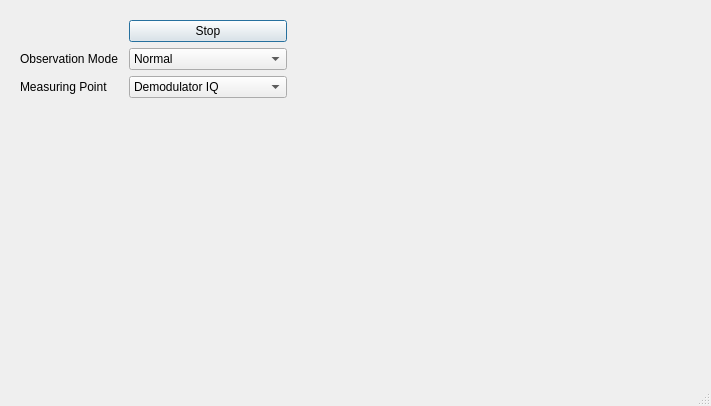
Qt form iqplot.ui (stahir/updatedvb) before a commit.
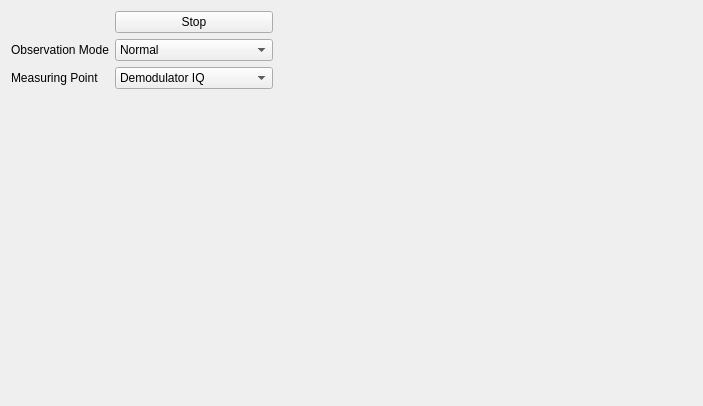
The same form after that commit. Custom widgets are drawn as their Qt base class.

Diff of the .ui file:
```diff
--- a/iqplot.ui
+++ b/iqplot.ui
@@ -1,52 +1,83 @@
 <?xml version="1.0" encoding="UTF-8"?>
 <ui version="4.0">
- <class>IQplot</class>
- <widget class="QDialog" name="IQplot">
+ <class>iqplot</class>
+ <widget class="QWidget" name="iqplot">
   <property name="geometry">
    <rect>
     <x>0</x>
     <y>0</y>
-    <width>711</width>
+    <width>703</width>
     <height>404</height>
    </rect>
   </property>
   <property name="windowTitle">
    <string>Dialog</string>
   </property>
-  <property name="sizeGripEnabled">
-   <bool>true</bool>
-  </property>
-  <layout class="QGridLayout" name="gridLayout_2">
+  <layout class="QGridLayout" name="gridLayout_3">
    <item row="0" column="0">
-    <layout class="QHBoxLayout" name="horizontalLayout">
-     <item>
-      <widget class="QWidget" name="gridWidget" native="true">
-       <property name="sizePolicy">
-        <sizepolicy hsizetype="Fixed" vsizetype="Preferred">
-         <horstretch>0</horstretch>
-         <verstretch>0</verstretch>
-        </sizepolicy>
-       </property>
-       <property name="minimumSize">
-        <size>
-         <width>285</width>
-         <height>0</height>
-        </size>
-       </property>
-       <property name="maximumSize">
-        <size>
-         <width>285</width>
-         <height>16777215</height>
-        </size>
-       </property>
        <layout class="QGridLayout" name="gridLayout">
         <item row="0" column="1">
+      <widget class="QwtPlot" name="qwtPlot">
+       <property name="sizePolicy">
+        <sizepolicy hsizetype="Expanding" vsizetype="Expanding">
+         <horstretch>0</horstretch>
+         <verstretch>0</verstretch>
+        </sizepolicy>
+       </property>
+       <property name="minimumSize">
+        <size>
+         <width>384</width>
+         <height>384</height>
+        </size>
+       </property>
+       <property name="sizeIncrement">
+        <size>
+         <width>0</width>
+         <height>0</height>
+        </size>
+       </property>
+      </widget>
+     </item>
+     <item row="0" column="0">
+      <layout class="QGridLayout" name="gridLayout_2">
+       <item row="1" column="0">
+        <widget class="QLabel" name="label">
+         <property name="text">
+          <string>Observation Mode</string>
+         </property>
+        </widget>
+       </item>
+       <item row="0" column="1">
          <widget class="QPushButton" name="pushButton_onoff">
           <property name="text">
            <string>Stop</string>
           </property>
          </widget>
         </item>
+       <item row="1" column="1">
+        <widget class="QComboBox" name="comboBox_mode">
+         <item>
+          <property name="text">
+           <string>Normal</string>
+          </property>
+         </item>
+         <item>
+          <property name="text">
+           <string>Inverse</string>
+          </property>
+         </item>
+         <item>
+          <property name="text">
+           <string>Superpose</string>
+          </property>
+         </item>
+         <item>
+          <property name="text">
+           <string>Staggered Superpose</string>
+          </property>
+         </item>
+        </widget>
+       </item>
         <item row="2" column="1">
          <widget class="QComboBox" name="comboBox_point">
           <item>
@@ -103,38 +134,7 @@
           </property>
          </widget>
         </item>
-        <item row="1" column="0">
-         <widget class="QLabel" name="label">
-          <property name="text">
-           <string>Observation Mode</string>
-          </property>
-         </widget>
-        </item>
-        <item row="1" column="1">
-         <widget class="QComboBox" name="comboBox_mode">
-          <item>
-           <property name="text">
-            <string>Normal</string>
-           </property>
-          </item>
-          <item>
-           <property name="text">
-            <string>Inverse</string>
-           </property>
-          </item>
-          <item>
-           <property name="text">
-            <string>Superpose</string>
-           </property>
-          </item>
-          <item>
-           <property name="text">
-            <string>Staggered Superpose</string>
-           </property>
-          </item>
-         </widget>
-        </item>
-        <item row="3" column="0">
+       <item row="3" column="1">
          <spacer name="verticalSpacer">
           <property name="orientation">
            <enum>Qt::Vertical</enum>
@@ -148,29 +148,6 @@
          </spacer>
         </item>
        </layout>
-      </widget>
-     </item>
-     <item>
-      <widget class="QwtPlot" name="qwtPlot">
-       <property name="sizePolicy">
-        <sizepolicy hsizetype="Preferred" vsizetype="Preferred">
-         <horstretch>0</horstretch>
-         <verstretch>0</verstretch>
-        </sizepolicy>
-       </property>
-       <property name="minimumSize">
-        <size>
-         <width>384</width>
-         <height>384</height>
-        </size>
-       </property>
-       <property name="baseSize">
-        <size>
-         <width>100</width>
-         <height>100</height>
-        </size>
-       </property>
-      </widget>
      </item>
     </layout>
    </item>
```
Left out of the diff: 2 changed lines with no effect on the pictures. Lines whose indentation alone changed are shown as unchanged.
